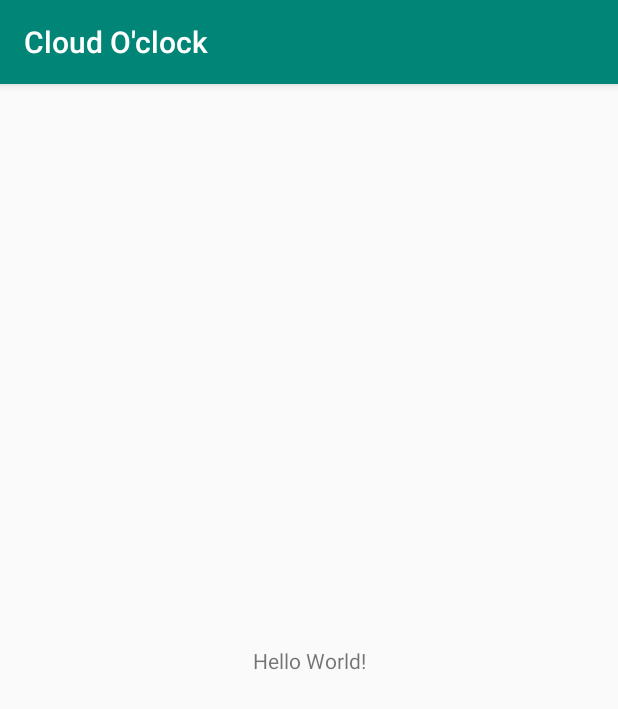
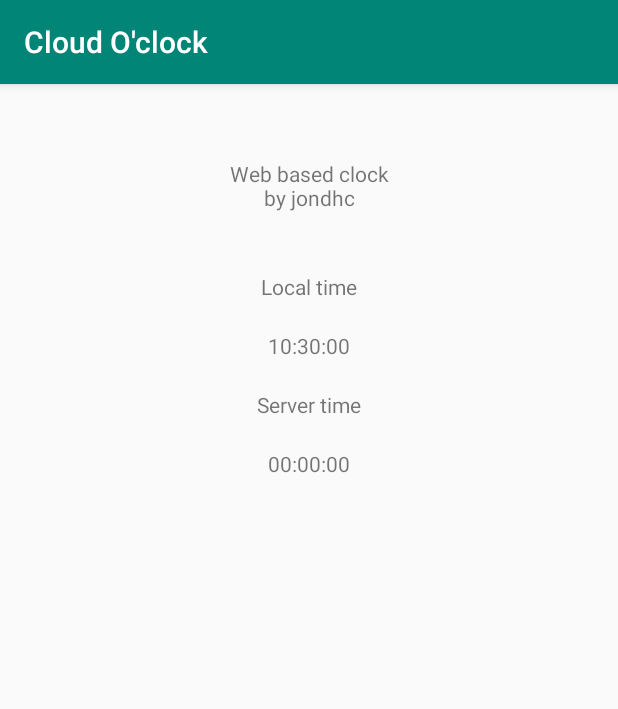
Before and after one commit to jondhc/CloudOclock, an Android app: the screen it shows after launch (MainActivity), on a phone screen of 412 x 824 dp. Shown: the top 709 px of the screen. Run offline under Robolectric (Android 15) with nearby library versions, the phone set to English and light mode, and no system bars.

Commit message:
Getting local time.

```diff
--- a/app/src/main/java/com/jondhc/cloudoclock/MainActivity.java
+++ b/app/src/main/java/com/jondhc/cloudoclock/MainActivity.java
@@ -2,6 +2,10 @@ package com.jondhc.cloudoclock;
 
 import android.support.v7.app.AppCompatActivity;
 import android.os.Bundle;
+import android.widget.TextView;
+
+import java.text.SimpleDateFormat;
+import java.util.Calendar;
 
 public class MainActivity extends AppCompatActivity {
 
@@ -9,5 +13,18 @@ public class MainActivity extends AppCompatActivity {
     protected void onCreate(Bundle savedInstanceState) {
         super.onCreate(savedInstanceState);
         setContentView(R.layout.activity_main);
-    }
-}
+        setLocalTime();
+    } //end onCreate
+
+    public void setLocalTime(){
+        TextView localTime = findViewById(R.id.localTime);
+        Calendar c = Calendar.getInstance();
+        SimpleDateFormat timeFormat = new SimpleDateFormat("HH:mm:ss");
+        String formattedTime = timeFormat.format(c.getTime());
+        localTime.setText(formattedTime);
+    } //end setLocalTime
+
+
+
+
+} //end MainActivity
--- a/app/src/main/res/layout/activity_main.xml
+++ b/app/src/main/res/layout/activity_main.xml
@@ -1,5 +1,6 @@
 <?xml version="1.0" encoding="utf-8"?>
-<android.support.constraint.ConstraintLayout xmlns:android="http://schemas.android.com/apk/res/android"
+<android.support.constraint.ConstraintLayout
+    xmlns:android="http://schemas.android.com/apk/res/android"
     xmlns:app="http://schemas.android.com/apk/res-auto"
     xmlns:tools="http://schemas.android.com/tools"
     android:layout_width="match_parent"
@@ -7,12 +8,58 @@
     tools:context=".MainActivity">
 
     <TextView
+        android:id="@+id/title"
         android:layout_width="wrap_content"
         android:layout_height="wrap_content"
-        android:text="Hello World!"
-        app:layout_constraintBottom_toBottomOf="parent"
+        app:layout_constraintTop_toTopOf="parent"
         app:layout_constraintLeft_toLeftOf="parent"
         app:layout_constraintRight_toRightOf="parent"
-        app:layout_constraintTop_toTopOf="parent" />
+        android:layout_marginTop="50dp"
+        android:text="Web based clock\nby jondhc"
+        android:textAlignment="center"/>
+
+    <TextView
+        android:id="@+id/localTitle"
+        android:layout_width="wrap_content"
+        android:layout_height="wrap_content"
+        app:layout_constraintTop_toBottomOf="@id/title"
+        app:layout_constraintLeft_toLeftOf="parent"
+        app:layout_constraintRight_toRightOf="parent"
+        android:layout_marginTop="40dp"
+        android:text="Local time"
+        android:textAlignment="center"/>
+
+    <TextView
+        android:id="@+id/localTime"
+        android:layout_width="wrap_content"
+        android:layout_height="wrap_content"
+        app:layout_constraintTop_toBottomOf="@id/localTitle"
+        app:layout_constraintLeft_toLeftOf="parent"
+        app:layout_constraintRight_toRightOf="parent"
+        android:layout_marginTop="20dp"
+        android:text="00:00:00"
+        android:textAlignment="center"/>
+
+    <TextView
+        android:id="@+id/serverTitle"
+        android:layout_width="wrap_content"
+        android:layout_height="wrap_content"
+        app:layout_constraintTop_toBottomOf="@id/localTime"
+        app:layout_constraintLeft_toLeftOf="parent"
+        app:layout_constraintRight_toRightOf="parent"
+        android:layout_marginTop="20dp"
+        android:text="Server time"
+        android:textAlignment="center"/>
+
+    <TextView
+        android:id="@+id/serverTime"
+        android:layout_width="wrap_content"
+        android:layout_height="wrap_content"
+        app:layout_constraintTop_toBottomOf="@id/serverTitle"
+        app:layout_constraintLeft_toLeftOf="parent"
+        app:layout_constraintRight_toRightOf="parent"
+        android:layout_marginTop="20dp"
+        android:text="00:00:00"
+        android:textAlignment="center"/>
 
 </android.support.constraint.ConstraintLayout>
```
